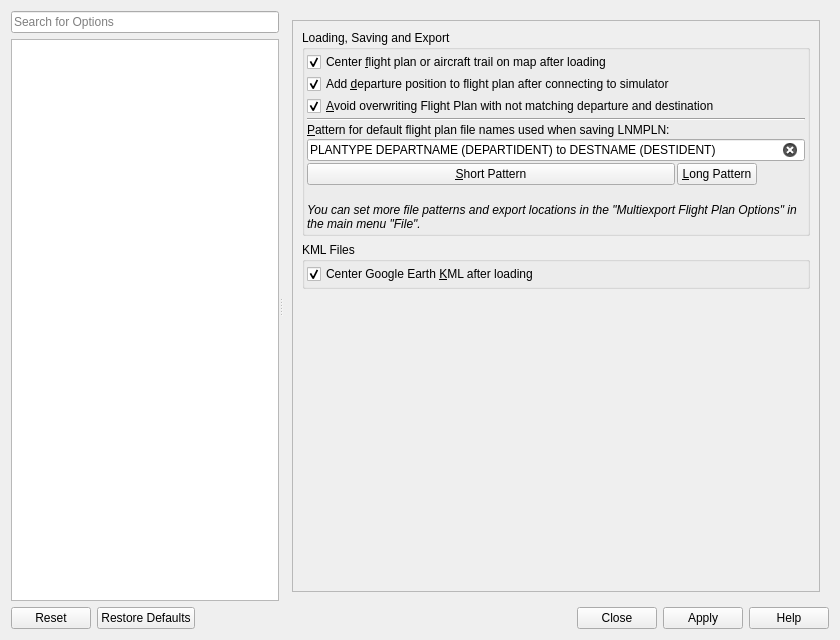
Old version of the form src/options/optionsdialog.ui in the repository albar965/littlenavmap.
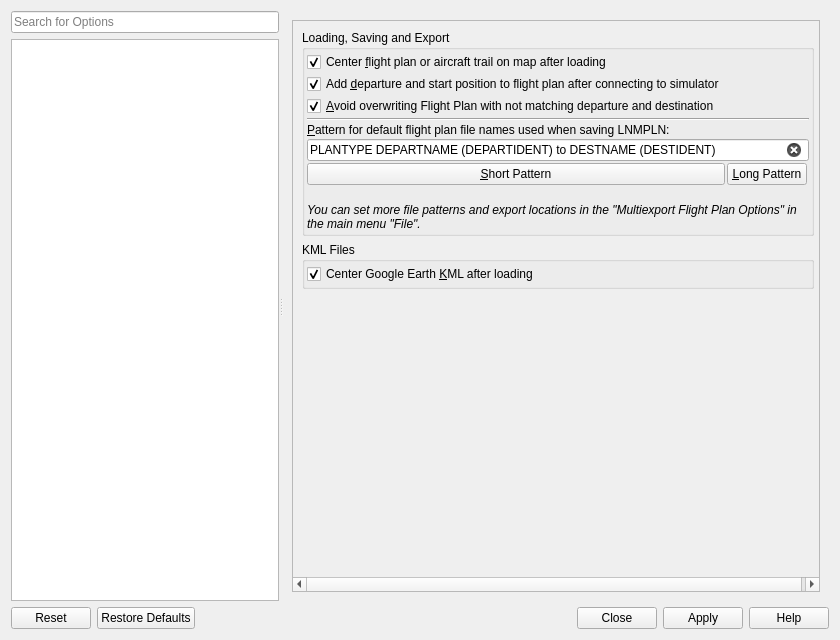
New version of the form. The open tabs and pages were chosen to show the change. Icons and pictures are not drawn.

The edit to the form file:
```diff
--- a/src/options/optionsdialog.ui
+++ b/src/options/optionsdialog.ui
@@ -1742,7 +1742,7 @@
                   <string>Add departure parking, runway or airport to an empty flight plan after connecting to simulator.</string>
                  </property>
                  <property name="text">
-                  <string>Add &amp;departure position to flight plan after connecting to simulator</string>
+                  <string>Add &amp;departure and start position to flight plan after connecting to simulator</string>
                  </property>
                  <property name="checked">
                   <bool>true</bool>
```
